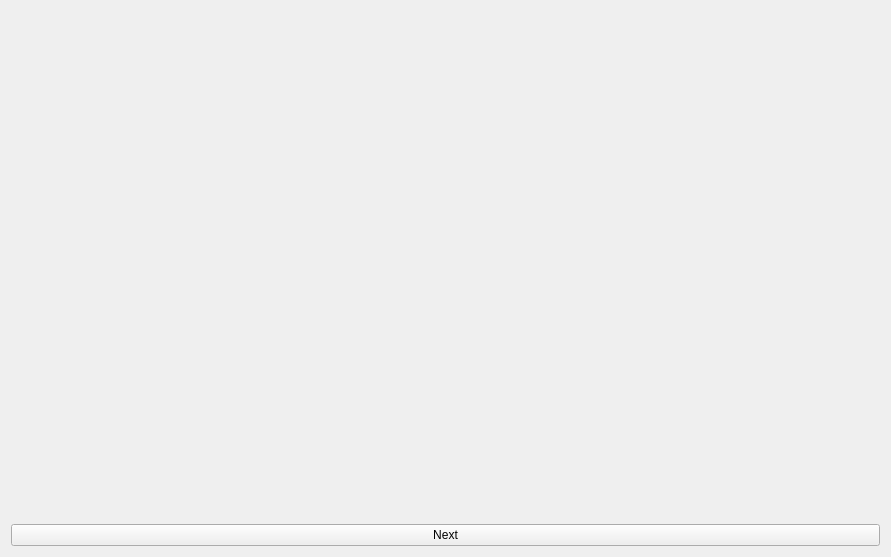
Qt form generic_cv_tasks/ui/widget_stacks_manager.ui (stereomatchingkiss/show_cases) before a commit.
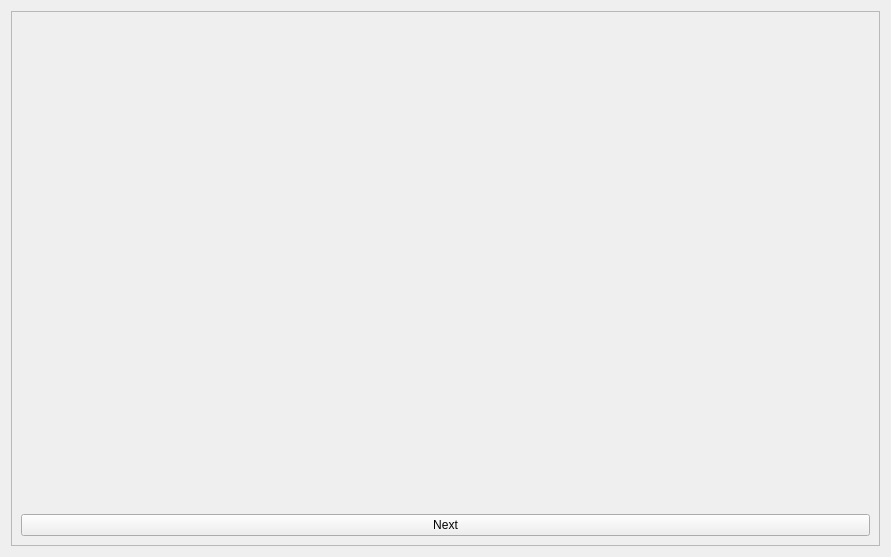
The same form after that commit.

Commit message: 1. Add border line, look better in QGridLayout 2. Remove minimum size, look better in QGridLayout

What changed in the file:
```diff
--- a/generic_cv_tasks/ui/widget_stacks_manager.ui
+++ b/generic_cv_tasks/ui/widget_stacks_manager.ui
@@ -13,6 +13,18 @@
   <property name="windowTitle">
    <string>Form</string>
   </property>
+  <layout class="QVBoxLayout" name="verticalLayout_2">
+   <item>
+    <widget class="QFrame" name="frame">
+     <property name="frameShape">
+      <enum>QFrame::StyledPanel</enum>
+     </property>
+     <property name="frameShadow">
+      <enum>QFrame::Plain</enum>
+     </property>
+     <property name="lineWidth">
+      <number>10</number>
+     </property>
   <layout class="QVBoxLayout" name="verticalLayout">
    <item>
     <widget class="QStackedWidget" name="stackedWidget">
@@ -29,6 +41,9 @@
      <property name="text">
       <string>Next</string>
      </property>
+       </widget>
+      </item>
+     </layout>
     </widget>
    </item>
   </layout>
```
Lines whose indentation alone changed are shown as unchanged. The commit also changes 1 other file.
